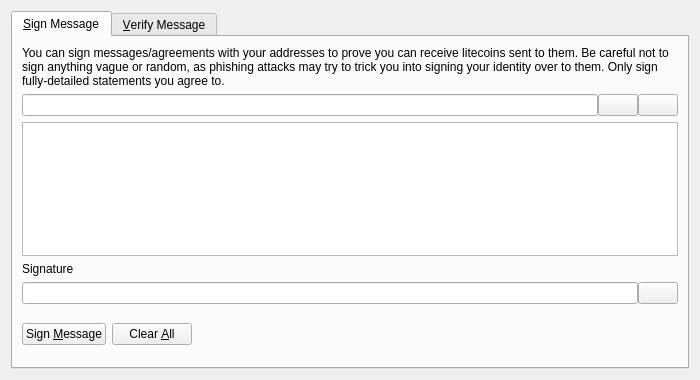
Above: src/qt/forms/signverifymessagedialog.ui from canneron/camcoin before the change. Below: the same form after it.
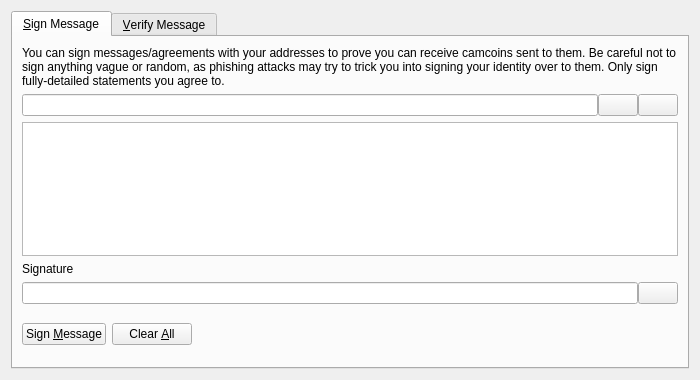
That is the form after the change. Icons and pictures are not drawn. Custom widgets are drawn as their Qt base class.

Commit message: Second name change - litecoin to camcoin

```diff
--- a/src/qt/forms/signverifymessagedialog.ui
+++ b/src/qt/forms/signverifymessagedialog.ui
@@ -30,7 +30,7 @@
        <item>
         <widget class="QLabel" name="infoLabel_SM">
          <property name="text">
-          <string>You can sign messages/agreements with your addresses to prove you can receive litecoins sent to them. Be careful not to sign anything vague or random, as phishing attacks may try to trick you into signing your identity over to them. Only sign fully-detailed statements you agree to.</string>
+          <string>You can sign messages/agreements with your addresses to prove you can receive camcoins sent to them. Be careful not to sign anything vague or random, as phishing attacks may try to trick you into signing your identity over to them. Only sign fully-detailed statements you agree to.</string>
          </property>
          <property name="textFormat">
           <enum>Qt::PlainText</enum>
```
The commit also changes 236 other files.
